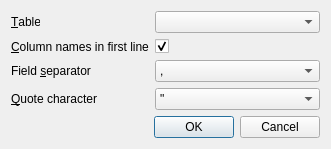
sqlitebrowser/sqlitebrowser, file src/ExportCsvDialog.ui: the form before one commit.
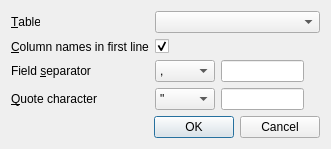
The form after the commit.

Commit message:
ExportCsvDialog: Add option to define custom quote/separator chars
Make it possible to use other quote and separator characters than those
predefined in the respective combo boxes when exporting a CSV file.

See issue #23.

Diff of the .ui file:
```diff
--- a/src/ExportCsvDialog.ui
+++ b/src/ExportCsvDialog.ui
@@ -7,7 +7,7 @@
     <x>0</x>
     <y>0</y>
     <width>331</width>
-    <height>141</height>
+    <height>145</height>
    </rect>
   </property>
   <property name="windowTitle">
@@ -60,6 +60,8 @@
       </widget>
      </item>
      <item row="2" column="1">
+      <layout class="QHBoxLayout" name="horizontalLayout">
+       <item>
       <widget class="QComboBox" name="comboFieldSeparator">
        <item>
         <property name="text">
@@ -81,7 +83,34 @@
          <string>|</string>
         </property>
        </item>
-      </widget>
+         <item>
+          <property name="text">
+           <string>Other</string>
+          </property>
+         </item>
+        </widget>
+       </item>
+       <item>
+        <widget class="QLineEdit" name="editCustomSeparator">
+         <property name="maxLength">
+          <number>1</number>
+         </property>
+        </widget>
+       </item>
+       <item>
+        <spacer name="horizontalSpacer">
+         <property name="orientation">
+          <enum>Qt::Horizontal</enum>
+         </property>
+         <property name="sizeHint" stdset="0">
+          <size>
+           <width>40</width>
+           <height>20</height>
+          </size>
+         </property>
+        </spacer>
+       </item>
+      </layout>
      </item>
      <item row="3" column="0">
       <widget class="QLabel" name="labelQuoteCharacter">
@@ -94,6 +123,8 @@
       </widget>
      </item>
      <item row="3" column="1">
+      <layout class="QHBoxLayout" name="horizontalLayout_2">
+       <item>
       <widget class="QComboBox" name="comboQuoteCharacter">
        <item>
         <property name="text">
@@ -110,7 +141,34 @@
          <string/>
         </property>
        </item>
-      </widget>
+         <item>
+          <property name="text">
+           <string>Other</string>
+          </property>
+         </item>
+        </widget>
+       </item>
+       <item>
+        <widget class="QLineEdit" name="editCustomQuote">
+         <property name="maxLength">
+          <number>1</number>
+         </property>
+        </widget>
+       </item>
+       <item>
+        <spacer name="horizontalSpacer_2">
+         <property name="orientation">
+          <enum>Qt::Horizontal</enum>
+         </property>
+         <property name="sizeHint" stdset="0">
+          <size>
+           <width>40</width>
+           <height>20</height>
+          </size>
+         </property>
+        </spacer>
+       </item>
+      </layout>
      </item>
     </layout>
    </item>
```
Left out of the diff: 37 changed lines with no effect on the pictures. Lines whose indentation alone changed are shown as unchanged. The commit also changes 2 other files.
